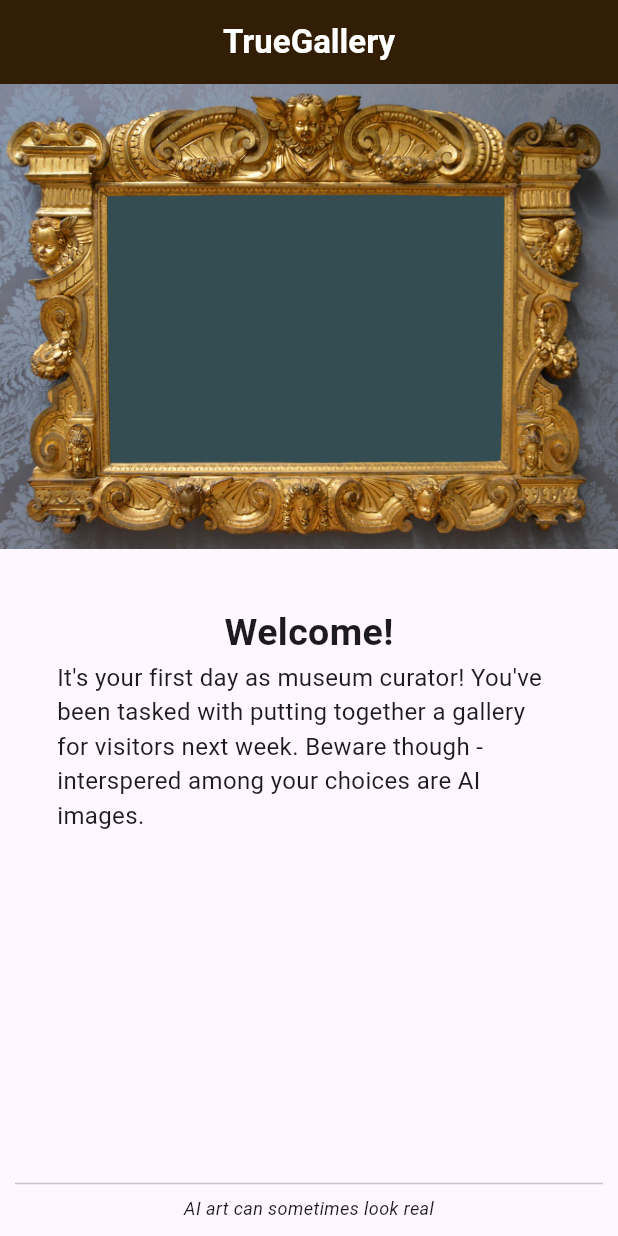
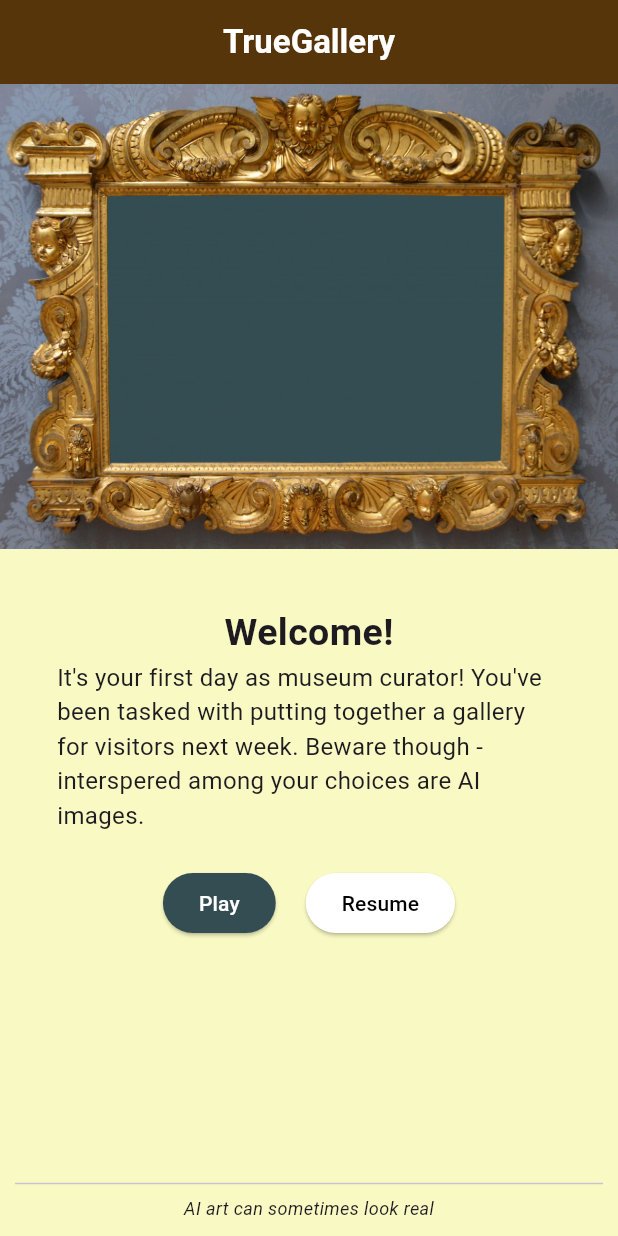
Before and after one commit to zbur/game-group-project, a Flutter app: the screen it shows after launch, on a phone screen of 412 x 824 dp. Run offline on Flutter 3.47's test engine with Material 3 defaults, Android fonts, the phone set to English and light mode, and no system bars; our stand-ins replace google_fonts, shared_preferences.

Commit message:
Added buttons, fixed colors, and added defunct Game class

```diff
--- a/app/lib/main.dart
+++ b/app/lib/main.dart
@@ -24,9 +24,10 @@ class Home extends StatelessWidget {
   @override
     Widget build(BuildContext context) {
       return Scaffold(
+        backgroundColor: const Color.fromARGB(255, 249, 249, 195),
         appBar: AppBar(
           centerTitle: true,
-          backgroundColor: const Color.fromRGBO(49, 30, 5, 1),
+          backgroundColor: const Color.fromARGB(255, 86, 53, 11),
           title: const Text('TrueGallery', style: TextStyle(color: Colors.white, fontWeight: FontWeight.bold))
         ),
         body: SafeArea(
@@ -73,8 +74,56 @@ class HomeBody extends StatelessWidget {
           Text(
             "It's your first day as museum curator! You've been tasked with putting together a gallery for visitors next week. Beware though - interspered among your choices are AI images.\n",
             style: TextStyle(fontSize: 16)
+          ),
+          HomeButtons()
+    ]));
+  }
+}
+
+class HomeButtons extends StatelessWidget {
+  const HomeButtons({super.key});
+
+  @override
+  Widget build(BuildContext context) {
+    return Row(
+      mainAxisAlignment: MainAxisAlignment.center,
+      children: [
+        ElevatedButton(
+          style: ButtonStyle(
+            backgroundColor:
+            WidgetStateProperty.all<Color>(Color.fromARGB(255, 52, 77, 82)),
+            foregroundColor:
+            WidgetStateProperty.all<Color>(Colors.white),
+          ),
+          onPressed: () {
+             Navigator.pushReplacement(
+              context,
+              MaterialPageRoute<void>(
+                builder: (context) => const Game(),
               )
-    ]));
+             );
+          },
+          child: const Text('Play')
+        ),
+        const SizedBox(width: 20),
+        ElevatedButton(
+          style: ButtonStyle(
+            backgroundColor:
+            WidgetStateProperty.all<Color>(Colors.white),
+            foregroundColor:
+            WidgetStateProperty.all<Color>(Colors.black),
+          ),
+          onPressed: () {
+             Navigator.pushReplacement(
+              context,
+              MaterialPageRoute<void>(
+                builder: (context) => const Game(),
+              )
+             );
+          },
+          child: const Text('Resume')
+        )
+    ]);
   }
 }
 
@@ -91,3 +140,12 @@ class HomeFooter extends StatelessWidget {
       )   ]);
     }
 }
+
+class Game extends StatelessWidget {
+  const Game({super.key});
+
+  @override
+  Widget build(BuildContext context) {
+    return Column();
+  }
+}
```
Lines whose indentation alone changed are shown as unchanged.
